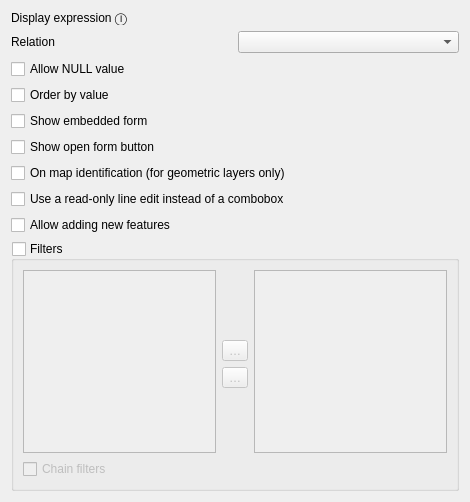
The window that src/ui/editorwidgets/qgsrelationreferenceconfigdlgbase.ui (qgis/QGIS) describes before a commit, drawn with Qt 5.
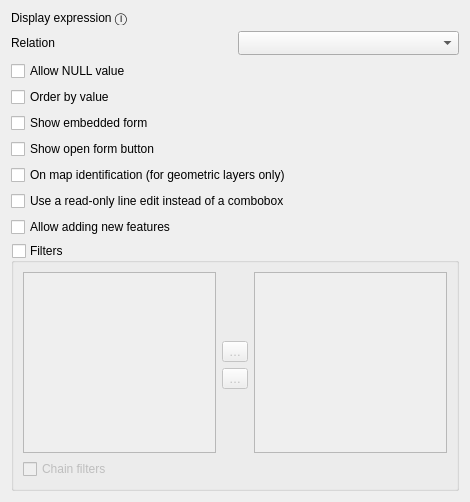
The same window after the commit. Icons and pictures are not drawn. Custom widgets are drawn as their Qt base class.

Commit message:
Adjust relation reference config widget
Reduce minimum width of the combobox

```diff
--- a/src/ui/editorwidgets/qgsrelationreferenceconfigdlgbase.ui
+++ b/src/ui/editorwidgets/qgsrelationreferenceconfigdlgbase.ui
@@ -29,7 +29,11 @@
     </widget>
    </item>
    <item row="1" column="1">
-    <widget class="QComboBox" name="mComboRelation"/>
+    <widget class="QComboBox" name="mComboRelation">
+     <property name="sizeAdjustPolicy">
+      <enum>QComboBox::AdjustToMinimumContentsLengthWithIcon</enum>
+     </property>
+    </widget>
    </item>
    <item row="2" column="0" colspan="2">
     <widget class="QCheckBox" name="mCbxAllowNull">
```
